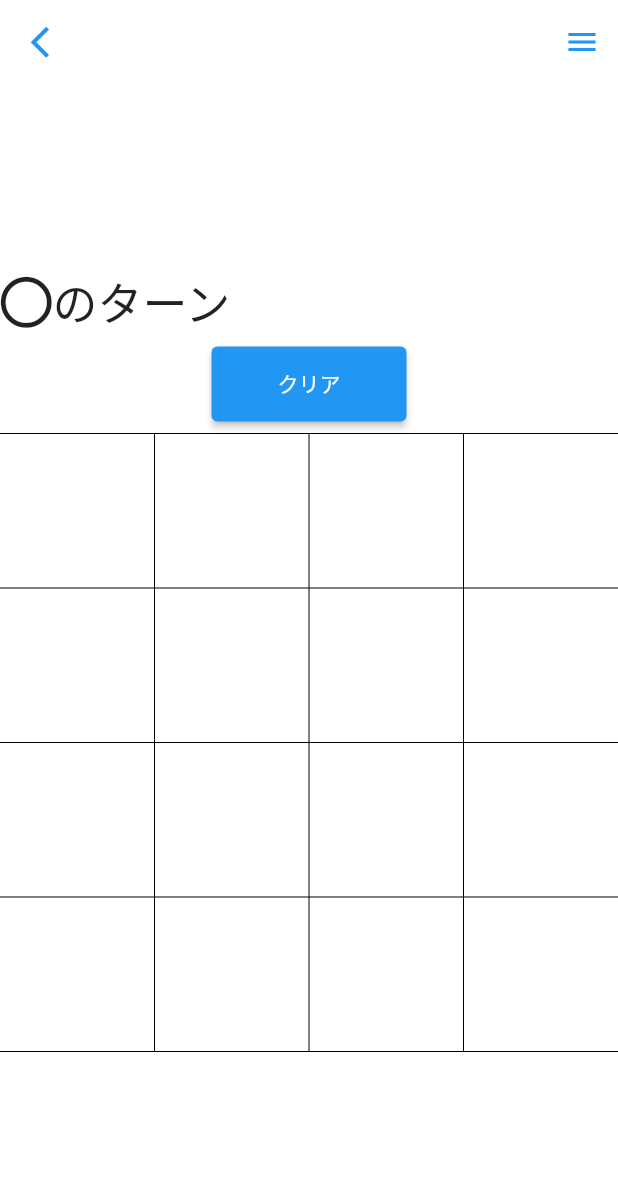
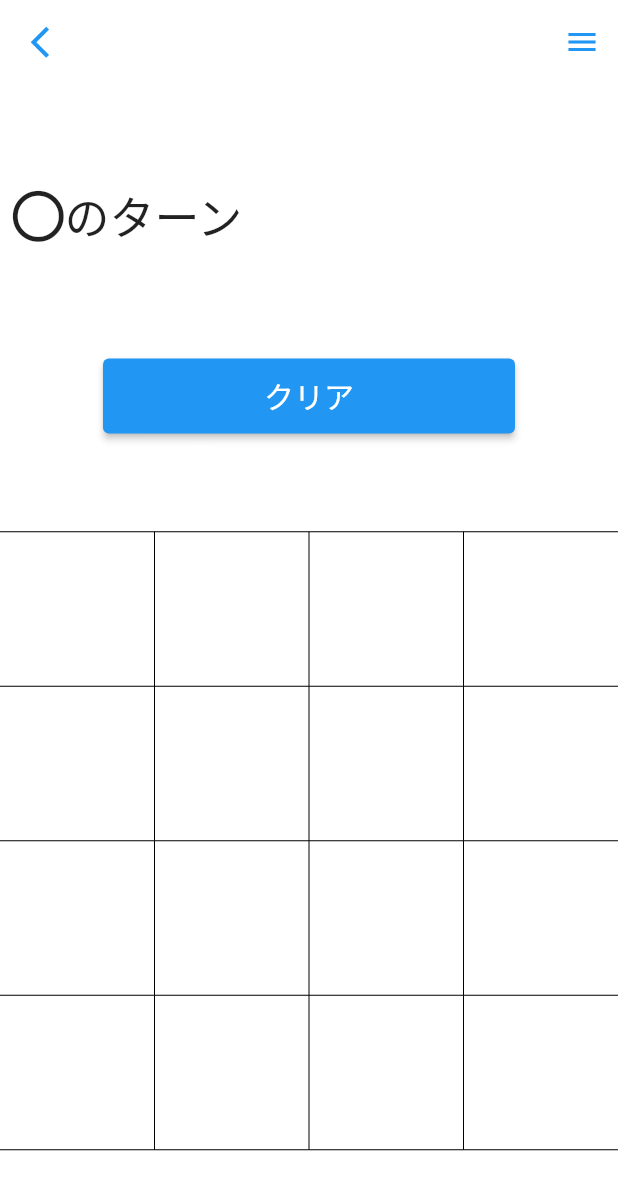
Before and after one commit to iseruuuuu/marubatu_app, a Flutter app: the CPUHomePage screen opened directly, on a phone screen of 412 x 824 dp. Shown: the top 1190 px of the screen. Run offline on Flutter 3.47's test engine with Material 2 defaults, Android fonts, the phone set to English and light mode, and no system bars; our stand-ins replace font_awesome_flutter.

Commit message:
デザインを修正

```diff
--- a/lib/cpu_marubatu.dart
+++ b/lib/cpu_marubatu.dart
@@ -120,16 +120,26 @@ class _CPUHomePageState extends State<CPUHomePage> {
         ],
       ),
       body: Column(
-        mainAxisAlignment: MainAxisAlignment.center,
+        mainAxisAlignment: MainAxisAlignment.spaceEvenly,
         children: [
-          Center(child: buildRow()),
+          Padding(
+            padding: const EdgeInsets.all(8.0),
+            child: Center(
+              child: buildRow(),
+            ),
+          ),
           Padding(
             padding: const EdgeInsets.all(8.0),
             child: SizedBox(
-              width: 130,
+              width: MediaQuery.of(context).size.width / 1.5,
               height: 50,
               child: ElevatedButton(
-                child: const Text("クリア"),
+                child: const Text(
+                  'クリア',
+                  style: TextStyle(
+                    fontSize: 20,
+                  ),
+                ),
                 onPressed: () {
                   setState(() {
                     turnOfCircle = true;
@@ -226,7 +236,6 @@ class _CPUHomePageState extends State<CPUHomePage> {
                   }
                   // confirmResult();
                   turnOfCircle = !turnOfCircle;
-
                 }
                 setState(() {
                   confirmResult();
```
